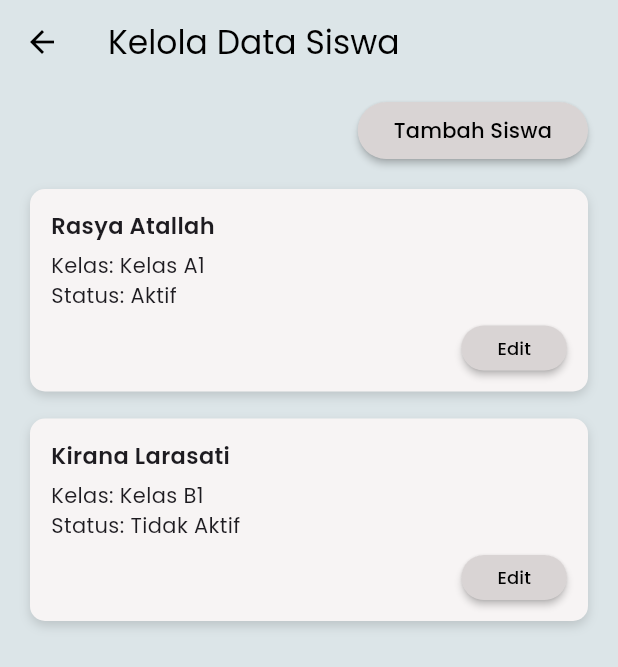
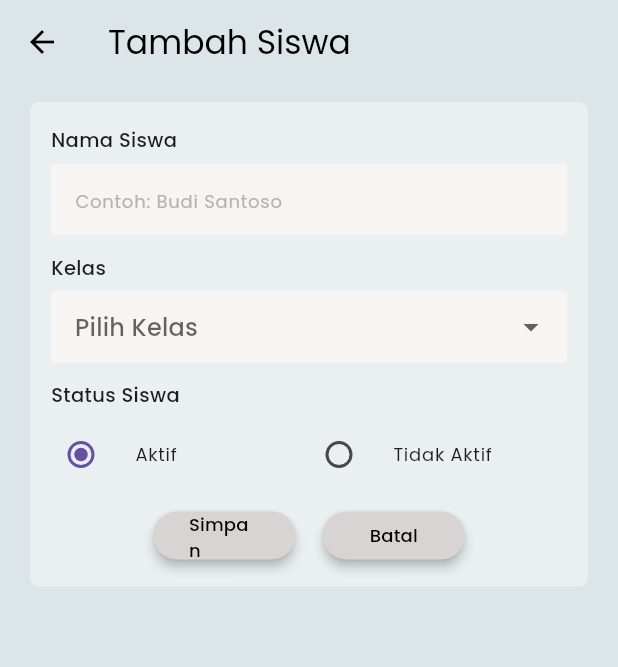
Before and after one commit to danavaaa/smartpaud, a Flutter app: the SiswaPage screen opened directly, after a tap on "Tambah Siswa", on a phone screen of 412 x 824 dp. Shown: the top 667 px of the screen. Run offline on Flutter 3.47's test engine with Material 3 defaults, Android fonts, the phone set to English and light mode, and no system bars; our stand-ins replace supabase_flutter; accounts and stored records are empty.

Commit message:
halaman edit dan tambah siswa

```diff
--- /dev/null
+++ b/lib/features/admin/siswa/siswa_form_page.dart
@@ -0,0 +1,256 @@
+import 'package:flutter/material.dart';
+
+// Halaman form untuk menambah atau mengedit data siswa
+class SiswaFormPage extends StatefulWidget {
+  final String? nama;
+  final String? kelas;
+  final bool? isActive;
+
+  const SiswaFormPage({super.key, this.nama, this.kelas, this.isActive});
+
+  @override
+  State<SiswaFormPage> createState() => _SiswaFormPageState();
+}
+
+// State dari halaman form siswa
+class _SiswaFormPageState extends State<SiswaFormPage> {
+  // Controller untuk input nama siswa
+  final _namaController = TextEditingController();
+
+  // Menyimpan kelas yang dipilih
+  String? selectedKelas;
+
+  // Menyimpan status siswa
+  bool isActive = true;
+
+  // Mengecek apakah halaman sedang dalam mode edit
+  bool get isEdit => widget.nama != null;
+
+  @override
+  void initState() {
+    super.initState();
+
+    _namaController.text = widget.nama ?? '';
+    selectedKelas = widget.kelas;
+    isActive = widget.isActive ?? true;
+  }
+
+  @override
+  void dispose() {
+    _namaController.dispose();
+    super.dispose();
+  }
+
+  // Fungsi untuk membuat dekorasi input yang seragam
+  InputDecoration customInputDecoration(String hint) {
+    return InputDecoration(
+      hintText: hint,
+      hintStyle: const TextStyle(
+        fontSize: 12,
+        color: Color(0xFFB8B1B1),
+        fontFamily: 'Poppins',
+      ),
+      filled: true,
+      fillColor: const Color(0xFFF7F4F4),
+      contentPadding: const EdgeInsets.symmetric(horizontal: 12, vertical: 12),
+      border: OutlineInputBorder(
+        borderRadius: BorderRadius.circular(3),
+        borderSide: BorderSide.none,
+      ),
+      enabledBorder: OutlineInputBorder(
+        borderRadius: BorderRadius.circular(3),
+        borderSide: BorderSide.none,
+      ),
+    );
+  }
+
+  // Fungsi untuk membuat label di atas field input
+  Widget buildLabel(String text) {
+    return Padding(
+      padding: const EdgeInsets.only(bottom: 6),
+      child: Align(
+        alignment: Alignment.centerLeft,
+        child: Text(
+          text,
+          style: const TextStyle(
+            fontSize: 13,
+            fontWeight: FontWeight.w500,
+            fontFamily: 'Poppins',
+          ),
+        ),
+      ),
+    );
+  }
+
+  // Fungsi untuk membuat tombol aksi simpan dan batal
+  Widget buildActionButton({
+    required String title,
+    required VoidCallback onTap,
+  }) {
+    return SizedBox(
+      width: 95,
+      height: 32,
+      child: ElevatedButton(
+        onPressed: onTap,
+        style: ElevatedButton.styleFrom(
+          backgroundColor: const Color(0xFFD9D4D4),
+          foregroundColor: Colors.black,
+          elevation: 3,
+          shape: RoundedRectangleBorder(
+            borderRadius: BorderRadius.circular(16),
+          ),
+        ),
+        child: Text(
+          title,
+          style: const TextStyle(fontSize: 12, fontFamily: 'Poppins'),
+        ),
+      ),
+    );
+  }
+
+  @override
+  Widget build(BuildContext context) {
+    // Judul halaman berubah sesuai mode form
+    final title = isEdit ? 'Edit Siswa' : 'Tambah Siswa';
+
+    return Scaffold(
+      // Warna latar belakang halaman
+      backgroundColor: const Color(0xFFDCE5E8),
+
+      // AppBar di bagian atas halaman
+      appBar: AppBar(
+        backgroundColor: const Color(0xFFDCE5E8),
+        elevation: 0,
+        scrolledUnderElevation: 0,
+        iconTheme: const IconThemeData(color: Colors.black),
+
+        // Menampilkan judul halaman sesuai mode
+        title: Text(title, style: const TextStyle(color: Colors.black)),
+      ),
+
+      // Isi halaman
+      body: Padding(
+        // Memberi jarak isi dari tepi layar
+        padding: const EdgeInsets.fromLTRB(20, 12, 20, 20),
+        child: Column(
+          children: [
+            // Container utama form input
+            Container(
+              width: double.infinity,
+              padding: const EdgeInsets.fromLTRB(14, 16, 14, 18),
+              decoration: BoxDecoration(
+                color: const Color(0xFFEAF0F1),
+                borderRadius: BorderRadius.circular(6),
+              ),
+              child: Column(
+                children: [
+                  // Input nama siswa
+                  buildLabel('Nama Siswa'),
+                  TextField(
+                    controller: _namaController,
+                    decoration: customInputDecoration('Contoh: Budi Santoso'),
+                  ),
+                  const SizedBox(height: 12),
+
+                  // Dropdown untuk memilih kelas siswa
+                  buildLabel('Kelas'),
+                  DropdownButtonFormField<String>(
+                    value: selectedKelas,
+                    decoration: customInputDecoration('Pilih Kelas'),
+                    items: const [
+                      DropdownMenuItem(
+                        value: 'Kelas A1',
+                        child: Text('Kelas A1'),
+                      ),
+                      DropdownMenuItem(
+                        value: 'Kelas B1',
+                        child: Text('Kelas B1'),
+                      ),
+                    ],
+                    onChanged: (value) {
+                      // Menyimpan kelas yang dipilih
+                      setState(() => selectedKelas = value);
+                    },
+                  ),
+                  const SizedBox(height: 12),
+
+                  // Pilihan status siswa
+                  buildLabel('Status Siswa'),
+                  Row(
+                    children: [
+                      Expanded(
+                        child: RadioListTile<bool>(
+                          contentPadding: EdgeInsets.zero,
+                          value: true,
+                          groupValue: isActive,
+                          onChanged: (value) {
+                            if (value != null) {
+                              // Mengubah status siswa menjadi aktif
+                              setState(() => isActive = value);
+                            }
+                          },
+                          title: const Text(
+                            'Aktif',
+                            style: TextStyle(
+                              fontSize: 12,
+                              fontFamily: 'Poppins',
+                            ),
+                          ),
+                          dense: true,
+                        ),
+                      ),
+                      Expanded(
+                        child: RadioListTile<bool>(
+                          contentPadding: EdgeInsets.zero,
+                          value: false,
+                          groupValue: isActive,
+                          onChanged: (value) {
+                            if (value != null) {
+                              // Mengubah status siswa menjadi tidak aktif
+                              setState(() => isActive = value);
+                            }
+                          },
+                          title: const Text(
+                            'Tidak Aktif',
+                            style: TextStyle(
+                              fontSize: 12,
+                              fontFamily: 'Poppins',
+                            ),
+                          ),
+                          dense: true,
+                        ),
+                      ),
+                    ],
+                  ),
+                  const SizedBox(height: 14),
+
+                  // Tombol aksi Simpan dan Batal
+                  Row(
+                    mainAxisAlignment: MainAxisAlignment.center,
+                    children: [
+                      buildActionButton(
+                        title: 'Simpan',
+                        onTap: () {
+                          // aksi saat tombol simpan ditekan
+                          Navigator.pop(context);
+                        },
+                      ),
+                      const SizedBox(width: 18),
+                      buildActionButton(
+                        title: 'Batal',
+                        onTap: () {
+                          // aksi saat tombol batal ditekan
+                          Navigator.pop(context);
+                        },
+                      ),
+                    ],
+                  ),
+                ],
+              ),
+            ),
+          ],
+        ),
+      ),
+    );
+  }
+}
--- a/lib/features/admin/siswa/siswa_page.dart
+++ b/lib/features/admin/siswa/siswa_page.dart
@@ -1,4 +1,5 @@
 import 'package:flutter/material.dart';
+import 'siswa_form_page.dart';
 
 // Halaman untuk menampilkan dan mengelola data siswa
 class SiswaPage extends StatelessWidget {
@@ -9,6 +10,7 @@ class SiswaPage extends StatelessWidget {
     required String nama,
     required String kelas,
     required String status,
+    required BuildContext context,
   }) {
     return Container(
       // Memberi jarak antar kartu
@@ -64,7 +66,19 @@ class SiswaPage extends StatelessWidget {
                 height: 30,
                 child: ElevatedButton(
                   // aksi saat tombol edit di tekan
-                  onPressed: () {},
+                  onPressed: () {
+                    Navigator.push(
+                      context,
+                      MaterialPageRoute(
+                        builder:
+                            (_) => SiswaFormPage(
+                              nama: nama,
+                              kelas: kelas,
+                              isActive: status == 'Aktif',
+                            ),
+                      ),
+                    );
+                  },
 
                   // Mengatur tampilan tombol edit
                   style: ElevatedButton.styleFrom(
@@ -124,7 +138,12 @@ class SiswaPage extends StatelessWidget {
                 height: 38,
                 child: ElevatedButton(
                   // aksi saat tombol tambah di tekan
-                  onPressed: () {},
+                  onPressed: () {
+                    Navigator.push(
+                      context,
+                      MaterialPageRoute(builder: (_) => const SiswaFormPage()),
+                    );
+                  },
 
                   // Mengatur tampilan tombol tambah
                   style: ElevatedButton.styleFrom(
@@ -154,6 +173,7 @@ class SiswaPage extends StatelessWidget {
                     nama: 'Rasya Atallah',
                     kelas: 'Kelas A1',
                     status: 'Aktif',
+                    context: context,
                   ),
 
                   // Menampilkan data siswa kedua
@@ -161,6 +181,7 @@ class SiswaPage extends StatelessWidget {
                     nama: 'Kirana Larasati',
                     kelas: 'Kelas B1',
                     status: 'Tidak Aktif',
+                    context: context,
                   ),
                 ],
               ),
```
